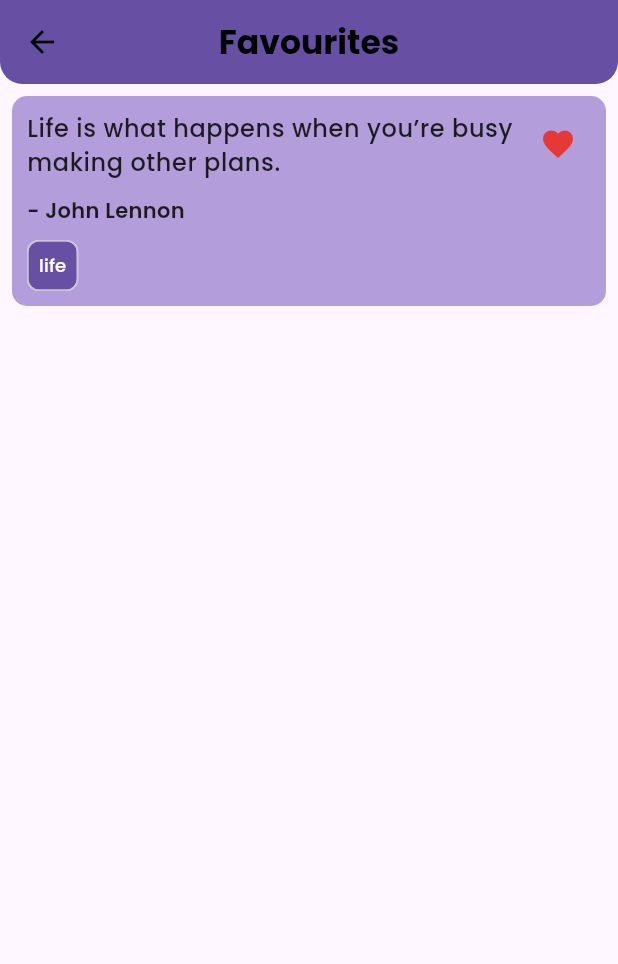
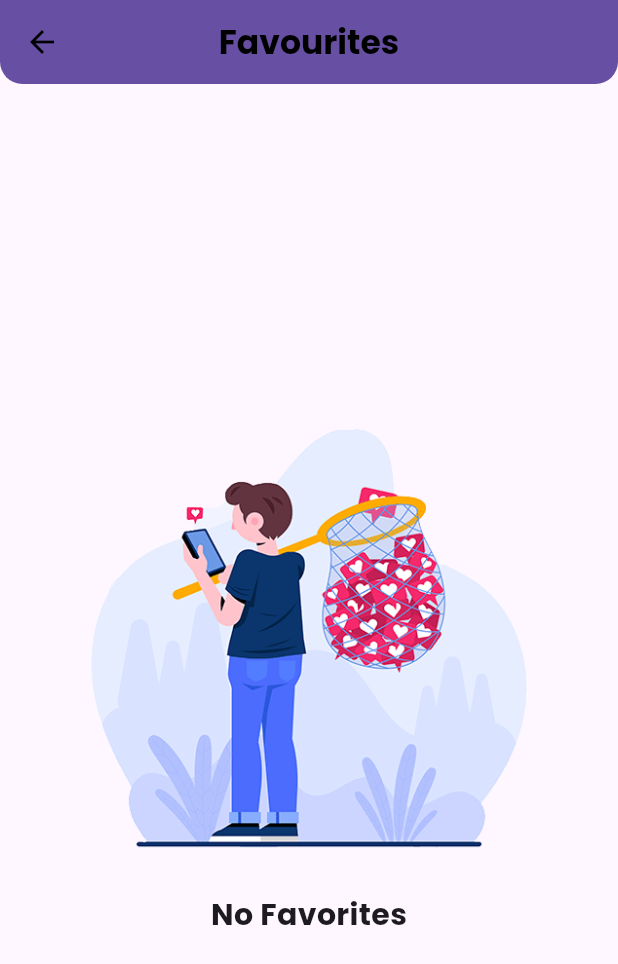
Before and after one commit to Nishan-Pradhan06/RandomQuotes-Generator, a Flutter app: the FavouritesListCard screen opened directly, on a phone screen of 412 x 824 dp. Shown: the top 964 px of the screen. Run offline on Flutter 3.47's test engine with Material 3 defaults, Android fonts, the phone set to English and light mode, and no system bars; our stand-ins replace google_fonts, skeletonizer; network calls fail.

Commit message:
add functionalites to favPage

```diff
--- a/lib/providers/favourites_providers.dart
+++ b/lib/providers/favourites_providers.dart
@@ -3,6 +3,7 @@ import 'package:learngin/model/quotes_model.dart';
 
 class FavouritesProviders extends ChangeNotifier {
   bool isLoading = true;
+  bool isFav = false;
   String err = '';
   final List<QuotesModel> favourites = [];
   List<QuotesModel> get favQuotes => favourites;
--- a/lib/view/components/fav_card_components.dart
+++ b/lib/view/components/fav_card_components.dart
@@ -1,12 +1,23 @@
 import 'package:flutter/material.dart';
 import 'package:google_fonts/google_fonts.dart';
+import 'package:learngin/view/components/no_fav.dart';
+import 'package:provider/provider.dart';
 import '../../core/theme/colors.dart';
+import '../../providers/favourites_providers.dart';
 
 class FavListCardComponents extends StatelessWidget {
   const FavListCardComponents({super.key});
 
   @override
   Widget build(BuildContext context) {
+    return Consumer<FavouritesProviders>(
+      builder: (context, favProvider, child) {
+        return favProvider.favQuotes.isEmpty
+            ? const NoFav()
+            : ListView.builder(
+                itemCount: favProvider.favQuotes.length,
+                itemBuilder: (context, index) {
+                  final quote = favProvider.favQuotes[index];
                   return IntrinsicHeight(
                     child: Padding(
                       padding: const EdgeInsets.all(8.0),
@@ -23,7 +34,7 @@ class FavListCardComponents extends StatelessWidget {
                                 crossAxisAlignment: CrossAxisAlignment.start,
                                 children: [
                                   Text(
-                      'Life is what happens when you’re busy making other plans.',
+                                    quote.content,
                                     style: GoogleFonts.poppins(
                                       textStyle: const TextStyle(
                                         fontSize: 16,
@@ -36,7 +47,7 @@ class FavListCardComponents extends StatelessWidget {
                                   Align(
                                     alignment: Alignment.centerLeft,
                                     child: Text(
-                        "- John Lennon",
+                                      "- ${quote.author}",
                                       style: GoogleFonts.poppins(
                                         textStyle: const TextStyle(
                                           fontWeight: FontWeight.w600,
@@ -45,40 +56,46 @@ class FavListCardComponents extends StatelessWidget {
                                     ),
                                   ),
                                   const SizedBox(height: 10),
-                    const Wrap(
+                                  Row(
+                                    children: [
+                                      Wrap(
                                         spacing: 6,
-                      children: [
-                        Chip(
+                                        children: quote.tags.map((tag) {
+                                          return Chip(
                                             label: Text(
-                            'life',
-                            style: TextStyle(
+                                              tag,
+                                              style: const TextStyle(
                                                 fontSize: 12,
                                                 fontWeight: FontWeight.w500,
                                                 color: Colors.white,
                                                 overflow: TextOverflow.ellipsis,
                                               ),
                                             ),
-                          backgroundColor: BrandColors.primary,
+                                            backgroundColor:
+                                                BrandColors.primary,
                                             materialTapTargetSize:
-                              MaterialTapTargetSize.shrinkWrap,
-                          padding:
-                              EdgeInsets.symmetric(vertical: 1, horizontal: 6),
-                          labelPadding: EdgeInsets.symmetric(horizontal: 1),
+                                                MaterialTapTargetSize
+                                                    .shrinkWrap,
+                                            padding: const EdgeInsets.symmetric(
+                                                vertical: 1, horizontal: 6),
+                                            labelPadding:
+                                                const EdgeInsets.symmetric(
+                                                    horizontal: 1),
+                                          );
+                                        }).toList(),
+                                      ),
+                                      IconButton(
+                                        icon: Icon(
+                                          Icons.favorite,
+                                          color: Colors.red.shade600,
+                                        ),
+                                        onPressed: () {
+                                          favProvider.removeFromFav(quote);
+                                        },
                                       ),
                                     ],
                                   ),
                                 ],
-                ),
-              ),
-              Positioned(
-                top: 8,
-                right: 8,
-                child: IconButton(
-                  icon: Icon(
-                    Icons.favorite,
-                    color: Colors.red.shade600,
-                  ),
-                  onPressed: () {},
                               ),
                             ),
                           ],
@@ -86,5 +103,9 @@ class FavListCardComponents extends StatelessWidget {
                       ),
                     ),
                   );
+                },
+              );
+      },
+    );
   }
 }
--- /dev/null
+++ b/lib/view/components/no_fav.dart
@@ -0,0 +1,27 @@
+import 'package:flutter/material.dart';
+
+class NoFav extends StatelessWidget {
+  const NoFav({super.key});
+
+  @override
+  Widget build(BuildContext context) {
+    return Column(
+      mainAxisAlignment: MainAxisAlignment.center,
+      children: [
+        Padding(
+          padding: const EdgeInsets.symmetric(vertical: 20),
+          child: Image.asset(
+            'assets/emptyFav.png',
+            height: 300,
+            width: 300,
+          ),
+        ),
+        const Center(
+            child: Text(
+          'No Favorites',
+          style: TextStyle(fontSize: 20, fontWeight: FontWeight.bold),
+        )),
+      ],
+    );
+  }
+}
--- a/lib/view/pages/favourites_page.dart
+++ b/lib/view/pages/favourites_page.dart
@@ -15,11 +15,7 @@ class FavouritesListCard extends StatelessWidget {
       appBar: CustomAppBar(
         model: CustomAppBarModel(title: 'Favourites'),
       ),
-      body: ListView(
-        children: const [
-          FavListCardComponents(),
-        ],
-      ),
+      body: const FavListCardComponents(),
     );
   }
 }
```
Also changed, not shown: lib/view/components/actoin_buttons.dart (renamed from lib/view/pages/upcoming.dart, +19 -4 lines), lib/view/components/quotes_card_components.dart (+67 -18 lines), lib/view/components/skelentonizer.dart (+19 -9 lines), lib/view/pages/favourite.dart (deleted, +0 -144 lines), lib/view/pages/home_page.dart (+12 -6 lines), assets/banner.png (deleted), assets/emptyFav.png (added). Lines whose indentation alone changed are shown as unchanged.
